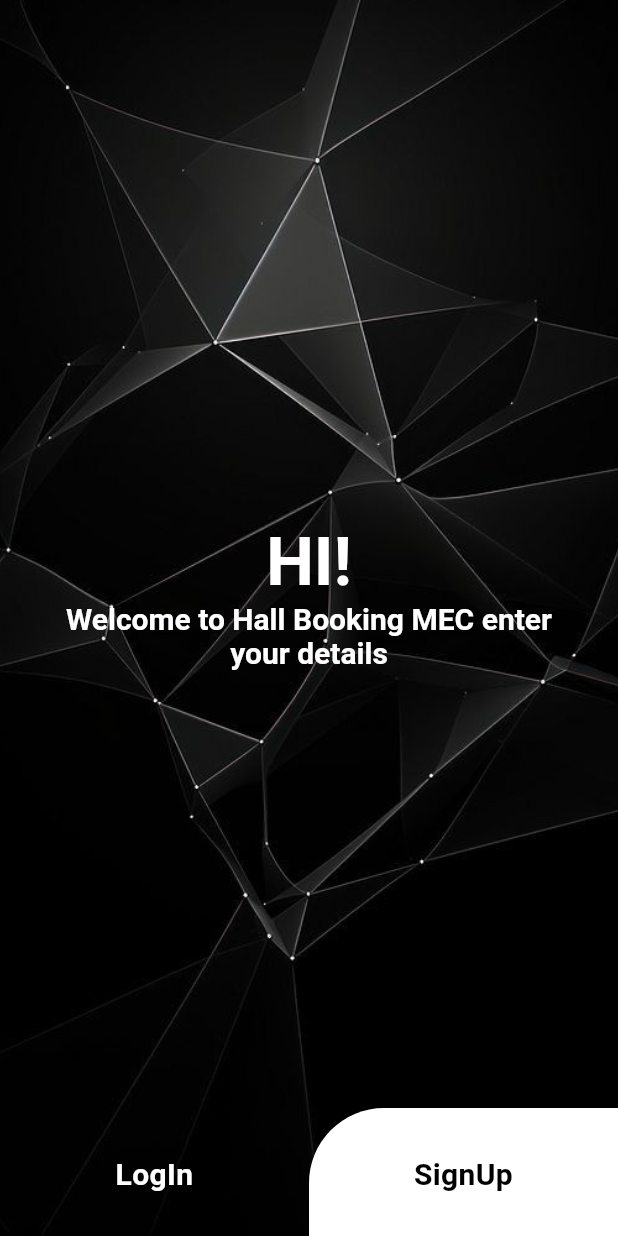
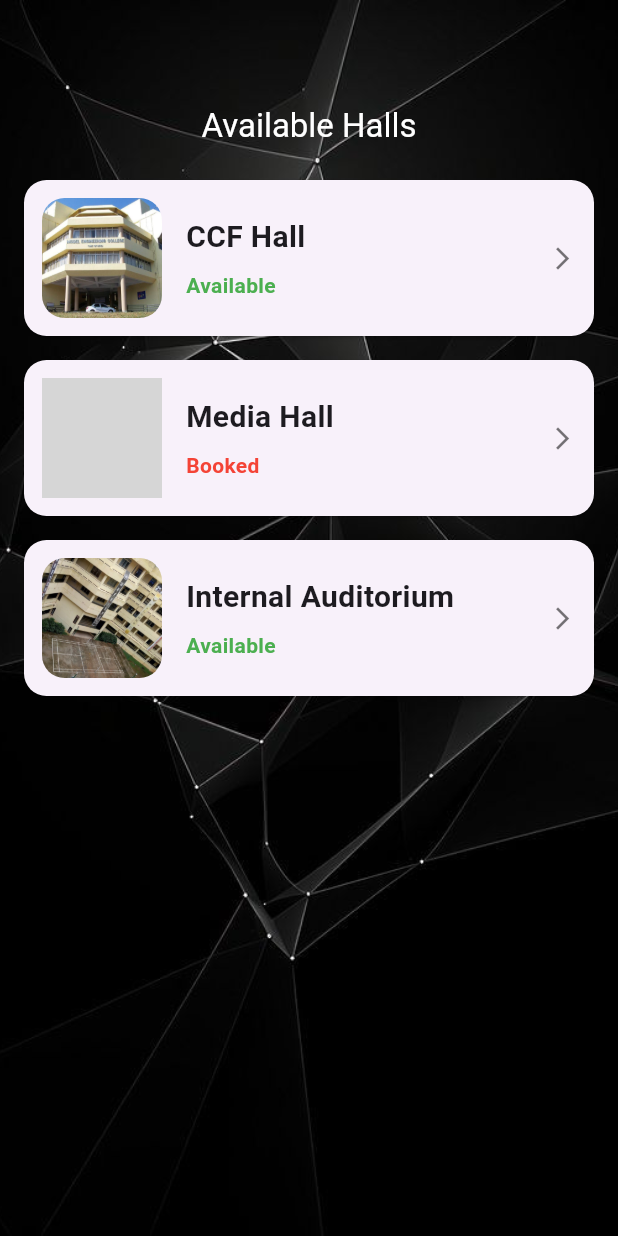
Before and after one commit to alwinalbert/regme, a Flutter app: the screen it shows after launch, on a phone screen of 412 x 824 dp. Run offline on Flutter 3.47's test engine with Material 3 defaults, Android fonts, the light colour scheme and no system bars; our stand-ins replace icons_plus; grey boxes are pictures that could not be loaded.

Commit message:
build home pag eand  hall list

```diff
--- a/app/lib/main.dart
+++ b/app/lib/main.dart
@@ -1,4 +1,5 @@
-import 'package:app/screens/welcome_screen.dart';
+import 'package:app/screens/home_page.dart';
+//import 'package:app/screens/welcome_screen.dart';
 import 'package:flutter/material.dart';
 
 void main() {
@@ -32,7 +33,8 @@
         // tested with just a hot reload.
         colorScheme: ColorScheme.fromSeed(seedColor: Colors.deepPurple),
       ),
-      home: const WelcomeScreen()
+      //home: const WelcomeScreen()
+      home:HomePage()
     );
   }
 }
--- a/app/lib/models/Hall.dart
+++ b/app/lib/models/Hall.dart
@@ -3,12 +3,11 @@ class Hall {
   final String name;
   //final String location;
   final bool isBooked;
-  //final String imageUrl;
+  final String? imageUrl;
 Hall({
   required this.id,
   required this.name,
-  //required this.location,
   this.isBooked = false,
-  //this.imageUrl,
+  this.imageUrl,
 });
 }
--- /dev/null
+++ b/app/lib/screens/hall_calender_page.dart
@@ -0,0 +1,18 @@
+import 'package:app/models/Hall.dart';
+import 'package:flutter/material.dart';
+
+class HallCalenderPage extends StatefulWidget {
+  final Hall hall;
+  const HallCalenderPage({super.key,required this.hall});
+
+  @override
+  State<HallCalenderPage> createState() => _HallCalenderPageState();
+}
+
+class _HallCalenderPageState extends State<HallCalenderPage> {
+
+  @override
+  Widget build(BuildContext context) {
+    return const Text('Hall Calender Page');
+  }
+}
--- /dev/null
+++ b/app/lib/screens/home_page.dart
@@ -0,0 +1,82 @@
+import 'package:app/models/Hall.dart';
+import 'package:app/screens/hall_calender_page.dart';
+import 'package:app/widgets/custom_scaffold.dart';
+import 'package:app/widgets/hall.dart';
+import 'package:flutter/material.dart';
+
+class HomePage extends StatefulWidget {
+  const HomePage({super.key});
+
+  @override
+  State<HomePage> createState() => _HomePageState();
+}
+
+class _HomePageState extends State<HomePage> {
+  // hardcode hall list replace it with real backend logic
+  final List<Hall> halls = [
+    Hall(
+      id: '1',
+      name: 'CCF Hall',
+      isBooked: false,
+      imageUrl: 'assets/images/mec.jpeg',
+    ),
+    Hall(
+      id: '2',
+      name: 'Media Hall',
+      isBooked: true,
+      imageUrl: 'assets/images/mec2.JPG',
+    ),
+    Hall(
+      id: '3',
+      name: 'Internal Auditorium',
+      isBooked: false,
+      imageUrl: 'assets/images/mec3.jpg',
+    ),
+    // Add more halls as needed
+  ];
+  @override
+  Widget build(BuildContext context) {
+    return CustomScaffold(
+  child: Column(
+    children: [
+      AppBar(
+        title: const Text('Available Halls',
+        style: TextStyle(color:Colors.white,),
+        ),
+        centerTitle: true,
+        backgroundColor: Colors.transparent,
+        elevation: 0,
+         iconTheme: const IconThemeData(color: Colors.white),
+        automaticallyImplyLeading: false,
+      ),
+      Expanded(
+        child: halls.isEmpty
+            ? const Center(
+                child: Text(
+                  'No halls available',
+                  style: TextStyle(fontSize: 18),
+                ),
+              )
+            : ListView.builder(
+                itemCount: halls.length,
+                itemBuilder: (context, index) {
+                  final hall = halls[index];
+                  return HallCard(
+                    hall: hall,
+                    onTap: () {
+                      Navigator.push(
+                        context,
+                        MaterialPageRoute(
+                          builder: (context) => HallCalenderPage(hall: hall),
+                        ),
+                      );
+                    },
+                  );
+                },
+              ),
+      ),
+    ],
+  ),
+);
+  }
+}
--- a/app/lib/widgets/custom_scaffold.dart
+++ b/app/lib/widgets/custom_scaffold.dart
@@ -8,7 +8,7 @@ class CustomScaffold extends StatelessWidget {
     return Scaffold(
       appBar: AppBar(
         iconTheme: const IconThemeData(
-          color: Colors.white, //change your color here
+          //color: Colors.white, //change your color here
         ),
         backgroundColor: Colors.transparent,
         elevation: 0,
--- /dev/null
+++ b/app/lib/widgets/hall.dart
@@ -0,0 +1,72 @@
+import 'package:app/models/Hall.dart';
+import 'package:flutter/material.dart';
+
+class HallCard extends StatelessWidget {
+  const HallCard({super.key,
+  required this.hall,
+  required this.onTap,});
+
+  final Hall hall;
+  final VoidCallback onTap;
+
+  @override
+  Widget build(BuildContext context) {
+    return Card(
+      margin: EdgeInsets.symmetric(vertical: 8,horizontal:16),
+      shape: RoundedRectangleBorder(
+        borderRadius: BorderRadius.circular(15),
+      ),
+      child:InkWell(
+        borderRadius: BorderRadius.circular(15),
+        onTap:onTap,
+        child:Container(
+          padding: const EdgeInsets.all(12),
+          child:Row(
+            children:[
+              ClipRRect(
+                borderRadius:BorderRadius.circular(15),
+                child:hall.imageUrl!=null && hall.imageUrl!.isNotEmpty
+                  ?Image.asset(
+                    hall.imageUrl!,
+                    width:80,
+                    height:80,
+                    fit:BoxFit.cover,
+                  )
+                  :Container(
+                    width:80,
+                    height:80,
+                    color:Colors.grey,
+                    child:Icon(Icons.image_not_supported),
+                  ),
+              ),
+              const SizedBox(width:16),
+              Expanded(
+                child:Column(
+                  crossAxisAlignment:CrossAxisAlignment.start,
+                  children:[
+                    Text(
+                      hall.name,
+                      style:TextStyle(
+                        fontSize:20,
+                        fontWeight:FontWeight.bold,
+                      ),
+                    ),
+                    const SizedBox(height:8),
+                    Text(
+                      hall.isBooked ? 'Booked' : 'Available',
+                      style:TextStyle(
+                        color:hall.isBooked ? Colors.red : Colors.green,
+                        fontWeight:FontWeight.w600,
+                      ),
+                    ),
+                  ],
+                ),
+              ),
+              const Icon( Icons.arrow_forward_ios, size:18, color:Colors.black54),
+            ],
+          ),
+        ),
+      ),
+    );
+  }
+}
```
Also changed, not shown: app/assets/images/mec.jpeg (added), app/assets/images/mec3.jpg (added), 1 other file.
